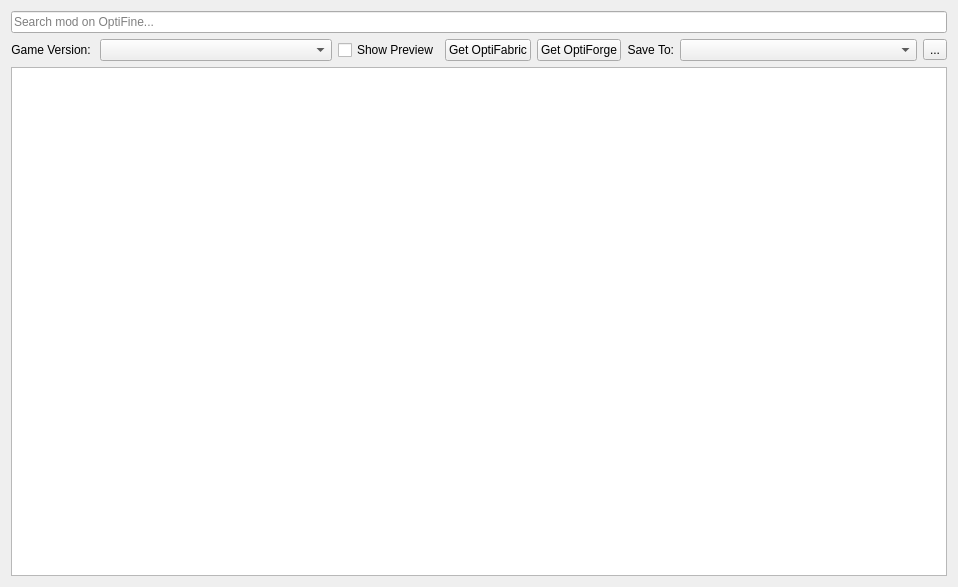
First picture: the form in src/ui/optifine/optifinemodbrowser.ui, repository kaniol-lck/modmanager, before the edit.
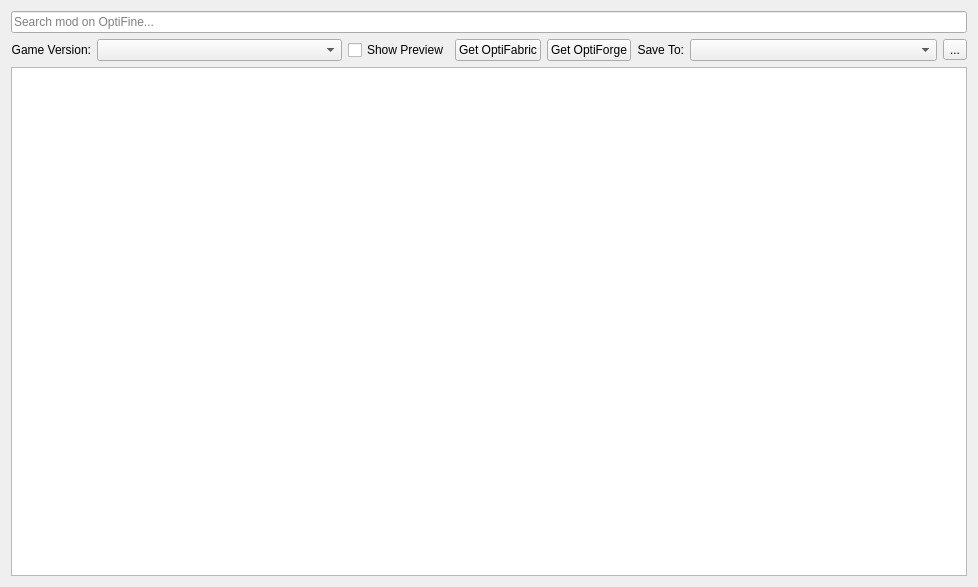
Second picture: the form after the edit. Icons and pictures are not drawn.

```diff
--- a/src/ui/optifine/optifinemodbrowser.ui
+++ b/src/ui/optifine/optifinemodbrowser.ui
@@ -6,7 +6,7 @@
    <rect>
     <x>0</x>
     <y>0</y>
-    <width>958</width>
+    <width>978</width>
     <height>587</height>
    </rect>
   </property>
@@ -25,7 +25,7 @@
         </sizepolicy>
        </property>
        <property name="text">
-        <string>Game Version: </string>
+        <string>Game Version:</string>
        </property>
        <property name="alignment">
         <set>Qt::AlignRight|Qt::AlignTrailing|Qt::AlignVCenter</set>
```
